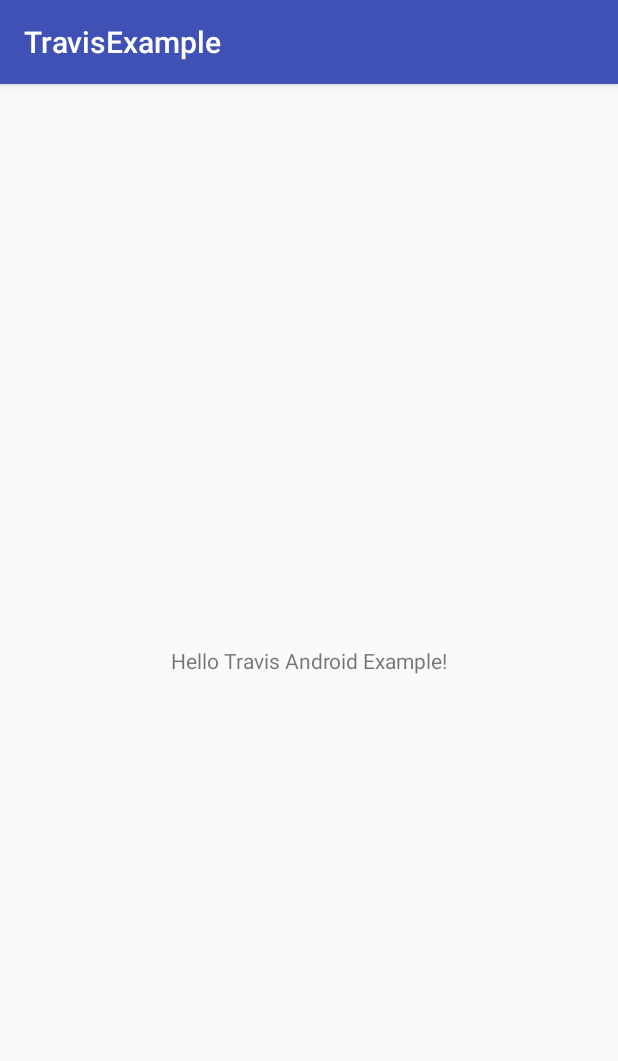
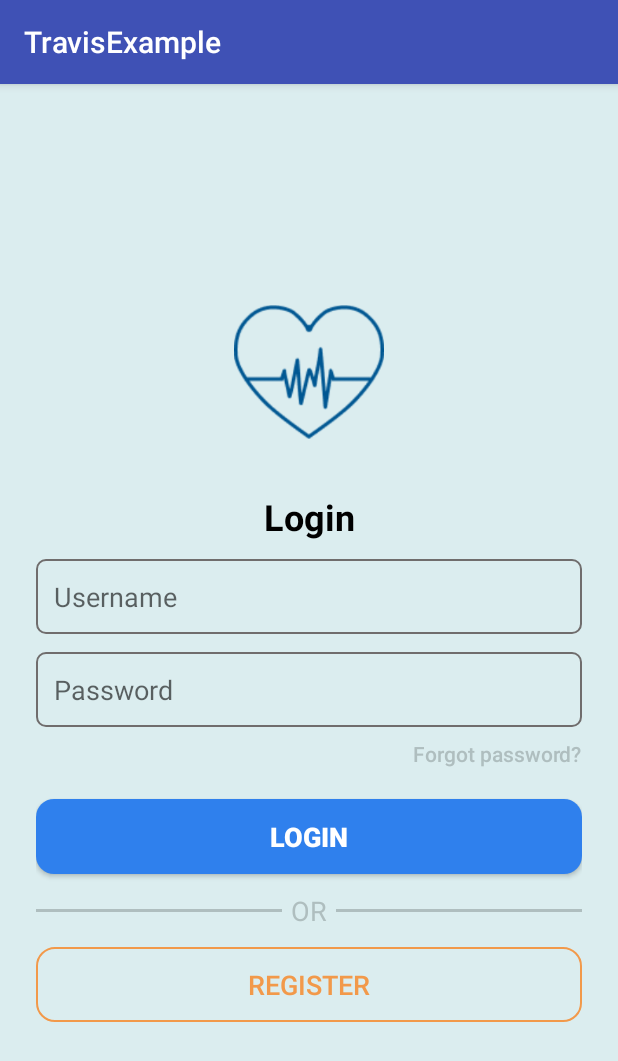
Before and after one commit to 06-SEEK/android-hrm, an Android app: the screen it shows after launch (MainActivity before the commit, LoginActivity after it), on a phone screen of 412 x 824 dp. Shown: the top 1061 px of the screen. Run offline under Robolectric (Android 15) with nearby library versions, the light colour scheme and no system bars.

Commit message:
create login ui, regster ui

```diff
--- a/app/src/main/AndroidManifest.xml
+++ b/app/src/main/AndroidManifest.xml
@@ -9,13 +9,23 @@
         android:roundIcon="@mipmap/ic_launcher_round"
         android:supportsRtl="true"
         android:theme="@style/AppTheme">
-        <activity android:name=".MainActivity">
+        <activity android:name=".RegisterActivity"></activity>
+        <activity android:name=".LoginActivity">
             <intent-filter>
                 <action android:name="android.intent.action.MAIN" />
 
                 <category android:name="android.intent.category.LAUNCHER" />
             </intent-filter>
         </activity>
+        <activity android:name=".MainActivity">
+
+            <!-- <intent-filter> -->
+            <!-- <action android:name="android.intent.action.MAIN" /> -->
+
+
+            <!-- <category android:name="android.intent.category.LAUNCHER" /> -->
+            <!-- </intent-filter> -->
+        </activity>
     </application>
 
 </manifest>
--- /dev/null
+++ b/app/src/main/java/com/seek/hrm/LoginActivity.java
@@ -0,0 +1,23 @@
+package com.seek.hrm;
+
+import android.content.Intent;
+import android.os.Bundle;
+import android.support.v7.app.AppCompatActivity;
+import android.widget.Button;
+
+
+public class LoginActivity extends AppCompatActivity {
+    Button registerButton;
+
+    @Override
+    protected void onCreate(Bundle savedInstanceState) {
+        super.onCreate(savedInstanceState);
+        setContentView(R.layout.activity_login);
+
+        registerButton = (Button) findViewById(R.id.registerButton);
+
+        registerButton.setOnClickListener(view -> {
+            startActivity(new Intent(getApplicationContext(), RegisterActivity.class));
+        });
+    }
+}
--- a/app/src/main/java/com/seek/hrm/MainActivity.java
+++ b/app/src/main/java/com/seek/hrm/MainActivity.java
@@ -1,7 +1,8 @@
 package com.seek.hrm;
 
+import android.os.Bundle;
 import android.support.v7.app.AppCompatActivity;
-import android.os.Bundle;
+
 
 public class MainActivity extends AppCompatActivity {
 
--- /dev/null
+++ b/app/src/main/java/com/seek/hrm/RegisterActivity.java
@@ -0,0 +1,14 @@
+package com.seek.hrm;
+
+import android.os.Bundle;
+import android.support.v7.app.AppCompatActivity;
+
+
+public class RegisterActivity extends AppCompatActivity {
+
+    @Override
+    protected void onCreate(Bundle savedInstanceState) {
+        super.onCreate(savedInstanceState);
+        setContentView(R.layout.activity_register);
+    }
+}
--- /dev/null
+++ b/app/src/main/res/drawable/register_button_background.xml
@@ -0,0 +1,6 @@
+<?xml version="1.0" encoding="utf-8"?>
+<shape xmlns:android="http://schemas.android.com/apk/res/android">
+    <corners android:radius="12dp"></corners>
+    <stroke android:width="1dp"
+        android:color="@color/colorOrange"></stroke>
+</shape>
--- /dev/null
+++ b/app/src/main/res/drawable/rounded_corner_blue_background.xml
@@ -0,0 +1,6 @@
+<?xml version="1.0" encoding="utf-8"?>
+<shape xmlns:android="http://schemas.android.com/apk/res/android">
+    <corners android:radius="12dp"></corners>
+    <solid android:color="#2F80ED"></solid>
+
+</shape>
--- /dev/null
+++ b/app/src/main/res/drawable/rounded_corner_input_background.xml
@@ -0,0 +1,7 @@
+<?xml version="1.0" encoding="utf-8"?>
+<shape xmlns:android="http://schemas.android.com/apk/res/android"
+    android:shape="rectangle">
+    <corners android:radius="6dp"></corners>
+    <stroke android:width="1dp"
+        android:color="#706D6D"></stroke>
+</shape>
--- /dev/null
+++ b/app/src/main/res/layout/activity_login.xml
@@ -0,0 +1,89 @@
+<?xml version="1.0" encoding="utf-8"?>
+
+<LinearLayout
+    xmlns:android="http://schemas.android.com/apk/res/android"
+    xmlns:app="http://schemas.android.com/apk/res-auto"
+    xmlns:tools="http://schemas.android.com/tools"
+    android:layout_width="match_parent"
+    android:layout_height="match_parent"
+    android:orientation="vertical"
+    android:background="@color/colorMainBackground"
+    android:gravity="center"
+    android:padding="24dp"
+    >
+
+
+        <ImageView
+            style="@style/LogoImage"
+            android:layout_marginBottom="30dp"
+            ></ImageView>
+
+        <LinearLayout
+            android:layout_width="match_parent"
+            android:layout_height="wrap_content"
+            android:orientation="vertical"
+            >
+            <TextView
+                style="@style/Title"
+                android:text="Login"
+                android:layout_marginBottom="12dp"
+                ></TextView>
+
+            <EditText
+                android:id="@+id/usernameInput"
+                android:hint="Username"
+                style="@style/CredentialInput"
+                android:layout_marginBottom="12dp"></EditText>
+
+            <EditText
+                android:id="@+id/passwordInput"
+                style="@style/CredentialInput"
+                android:inputType="textPassword"
+                android:hint="Password"></EditText>
+
+            <Button
+                android:id="@+id/forgotPasswordButton"
+                style="@style/GrayLink"
+                android:text="Forgot password?">
+                </Button>
+
+
+            <Button
+                android:id="@+id/loginButton"
+                style="@style/RoundedCornerButton"
+                android:layout_marginBottom="12dp"
+                android:text="LOGIN"></Button>
+
+            <LinearLayout
+                android:layout_width="match_parent"
+                android:layout_height="wrap_content"
+                android:orientation="horizontal"
+                android:layout_marginBottom="12dp"
+                android:gravity="center">
+                <View
+                   style="@style/GrayLine"></View>
+
+                <TextView
+                    android:layout_width="wrap_content"
+                    android:layout_height="wrap_content"
+                    android:textColor="@color/colorGray"
+                    android:textSize="18dip"
+                    android:layout_marginLeft="6dp"
+                    android:layout_marginRight="6dp"
+                    android:text="OR"></TextView>
+                <View
+                    style="@style/GrayLine"></View>
+            </LinearLayout>
+
+            <Button
+                android:id="@+id/registerButton"
+                style="@style/RoundedCornerButton"
+                android:text="REGISTER"
+                android:background="@drawable/register_button_background"
+                android:textColor="@color/colorOrange"
+                android:textStyle="normal"
+                ></Button>
+
+
+    </LinearLayout>
+</LinearLayout>
--- a/app/src/main/res/layout/activity_main.xml
+++ b/app/src/main/res/layout/activity_main.xml
@@ -7,14 +7,6 @@
     tools:context="com.seek.hrm.MainActivity"
     >
 
-    <TextView
-        android:layout_width="wrap_content"
-        android:layout_height="wrap_content"
-        android:text="Hello Travis Android Example!"
-        app:layout_constraintBottom_toBottomOf="parent"
-        app:layout_constraintLeft_toLeftOf="parent"
-        app:layout_constraintRight_toRightOf="parent"
-        app:layout_constraintTop_toTopOf="parent"
-        />
+
 
 </android.support.constraint.ConstraintLayout>
--- /dev/null
+++ b/app/src/main/res/layout/activity_register.xml
@@ -0,0 +1,62 @@
+<?xml version="1.0" encoding="utf-8"?>
+<LinearLayout xmlns:android="http://schemas.android.com/apk/res/android"
+    xmlns:tools="http://schemas.android.com/tools"
+    android:layout_width="match_parent"
+    android:layout_height="match_parent"
+    android:orientation="vertical"
+    android:padding="24dp"
+    android:background="@color/colorMainBackground"
+    android:gravity="center"
+    >
+
+
+        <ImageView
+            style="@style/LogoImage"
+            android:layout_marginBottom="30dp"
+            ></ImageView>
+
+        <LinearLayout
+            android:layout_width="match_parent"
+            android:layout_height="wrap_content"
+            android:orientation="vertical"
+
+
+            >
+            <TextView
+                style="@style/Title"
+                android:text="Register"
+                android:layout_marginBottom="12dp"
+                ></TextView>
+
+            <EditText
+                android:hint="Username"
+                style="@style/CredentialInput"
+                android:layout_marginBottom="12dp"></EditText>
+
+            <EditText
+                style="@style/CredentialInput"
+                android:inputType="textPassword"
+                android:layout_marginBottom="12dp"
+                android:hint="Password"></EditText>
+
+            <EditText
+                style="@style/CredentialInput"
+                android:inputType="textPassword"
+                android:hint="Confirm password"></EditText>
+
+            <Button
+                style="@style/GrayLink"
+                android:text="I have an account. Login?">
+            </Button>
+
+
+            <Button
+                style="@style/RoundedCornerButton"
+                android:layout_marginBottom="12dp"
+                android:text="REGISTER"></Button>
+
+
+
+
+    </LinearLayout>
+</LinearLayout>
--- a/app/src/main/res/values/colors.xml
+++ b/app/src/main/res/values/colors.xml
@@ -3,4 +3,7 @@
     <color name="colorPrimary">#3F51B5</color>
     <color name="colorPrimaryDark">#303F9F</color>
     <color name="colorAccent">#FF4081</color>
+    <color name="colorMainBackground">#DBEDEF</color>
+    <color name="colorOrange">#F2994A</color>
+    <color name="colorGray">#AFBEBF</color>
 </resources>
--- a/app/src/main/res/values/styles.xml
+++ b/app/src/main/res/values/styles.xml
@@ -8,4 +8,57 @@
         <item name="colorAccent">@color/colorAccent</item>
     </style>
 
+    <style name="LogoImage" >
+        <item name="android:layout_width">100dip</item>
+        <item name="android:layout_height">100dip</item>
+        <item name="android:layout_gravity">center</item>
+        <item name="android:src">@drawable/logo</item>
+    </style>
+
+    <style name="RoundedCornerButton" >
+        <item name="android:layout_width">match_parent</item>
+        <item name="android:layout_height">50dp</item>
+        <item name="android:gravity">center_vertical|center_horizontal</item>
+        <item name="android:textColor">#FFFFFFFF</item>
+        <item name="android:textSize">18dip</item>
+        <item name="android:textStyle">bold</item>
+        <item name="android:background">@drawable/rounded_corner_blue_background</item>
+
+    </style>
+
+    <style name="CredentialInput" >
+        <item name="android:layout_width">match_parent</item>
+        <item name="android:layout_height">50dp</item>
+        <item name="android:paddingLeft">12dp</item>
+        <item name="android:paddingRight">6dp</item>
+        <item name="android:background">@drawable/rounded_corner_input_background</item>
+    </style>
+
+    <style name="Title" >
+        <item name="android:layout_width">match_parent</item>
+        <item name="android:layout_height">wrap_content</item>
+        <item name="android:gravity">center</item>
+        <item name="android:textSize">24dip</item>
+        <item name="android:textColor">#000</item>
+        <item name="android:textStyle">bold</item>
+    </style>
+
+    <style name="GrayLine">
+        <item name="android:layout_width">wrap_content</item>
+        <item name="android:layout_height">2dp</item>
+        <item name="android:layout_weight">1</item>
+        <item name="android:background">@color/colorGray</item>
+    </style>
+
+    <style name="GrayLink">
+        <item name="android:layout_width">wrap_content</item>
+        <item name="android:layout_height">wrap_content</item>
+        <item name="android:layout_gravity">right</item>
+        <item name="android:background">@null</item>
+        <item name="android:gravity">top</item>
+        <item name="android:paddingTop">8dp</item>
+        <item name="textAllCaps">false</item>
+        <item name="android:textColor">@color/colorGray</item>
+
+    </style>
 </resources>
--- a/build.gradle
+++ b/build.gradle
@@ -7,7 +7,7 @@ buildscript {
         jcenter()
     }
     dependencies {
-        classpath 'com.android.tools.build:gradle:4.1.3'
+        classpath 'com.android.tools.build:gradle:4.2.0'
         classpath 'com.github.triplet.gradle:play-publisher:2.0.0-beta2'
 
         // NOTE: Do not place your application dependencies here; they belong
```
Also changed, not shown: app/src/main/res/drawable-v24/logo.png (added), gradle/wrapper/gradle-wrapper.properties.
